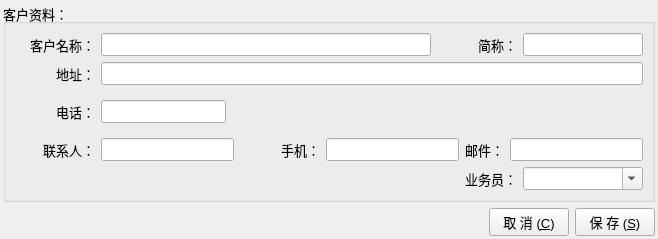
The window that ui/FormCustomer.ui (archsh/quickexcel) describes before a commit, drawn with Qt 5.
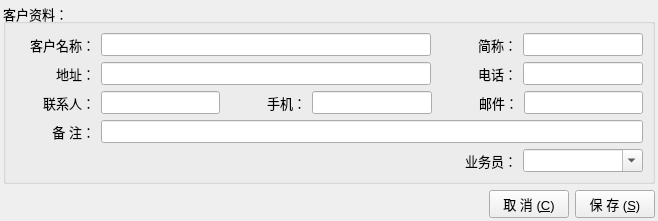
The same window after the commit.

The edit to the form file:
```diff
--- a/ui/FormCustomer.ui
+++ b/ui/FormCustomer.ui
@@ -7,7 +7,7 @@
     <x>0</x>
     <y>0</y>
     <width>658</width>
-    <height>239</height>
+    <height>218</height>
    </rect>
   </property>
   <property name="font">
@@ -105,10 +105,6 @@
         <item>
          <widget class="QLineEdit" name="lineEdit_Address"/>
         </item>
-       </layout>
-      </item>
-      <item>
-       <layout class="QHBoxLayout" name="horizontalLayout_6" stretch="0,0,1">
         <item>
          <widget class="QLabel" name="label_12">
           <property name="minimumSize">
@@ -126,12 +122,12 @@
          </widget>
         </item>
         <item>
-         <widget class="QLineEdit" name="lineEdit_Telephone"/>
-        </item>
-        <item>
-         <widget class="QLabel" name="label_3">
-          <property name="text">
-           <string/>
+         <widget class="QLineEdit" name="lineEdit_Telephone">
+          <property name="maximumSize">
+           <size>
+            <width>120</width>
+            <height>16777215</height>
+           </size>
           </property>
          </widget>
         </item>
@@ -179,13 +175,52 @@
         </item>
         <item>
          <widget class="QLabel" name="label_2">
+          <property name="minimumSize">
+           <size>
+            <width>80</width>
+            <height>0</height>
+           </size>
+          </property>
           <property name="text">
            <string>邮件：</string>
           </property>
+          <property name="alignment">
+           <set>Qt::AlignRight|Qt::AlignTrailing|Qt::AlignVCenter</set>
+          </property>
          </widget>
         </item>
         <item>
-         <widget class="QLineEdit" name="lineEdit_Email"/>
+         <widget class="QLineEdit" name="lineEdit_Email">
+          <property name="maximumSize">
+           <size>
+            <width>16777215</width>
+            <height>120</height>
+           </size>
+          </property>
+         </widget>
+        </item>
+       </layout>
+      </item>
+      <item>
+       <layout class="QHBoxLayout" name="horizontalLayout_8" stretch="0,0">
+        <item>
+         <widget class="QLabel" name="label_5">
+          <property name="minimumSize">
+           <size>
+            <width>80</width>
+            <height>0</height>
+           </size>
+          </property>
+          <property name="text">
+           <string>备 注：</string>
+          </property>
+          <property name="alignment">
+           <set>Qt::AlignRight|Qt::AlignTrailing|Qt::AlignVCenter</set>
+          </property>
+         </widget>
+        </item>
+        <item>
+         <widget class="QLineEdit" name="lineEdit_4"/>
         </item>
        </layout>
       </item>
```
